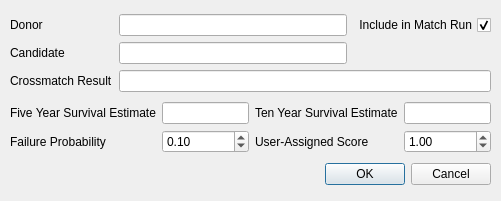
The window that KPD GUI/DialogMatch.ui (mathieubray/KPDGUI) describes before a commit, drawn with Qt 5.
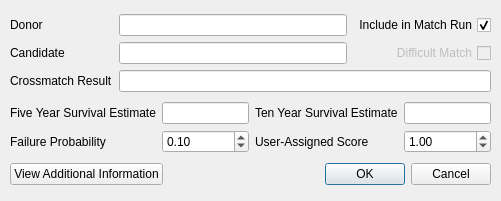
The same window after the commit.

Patch:
```diff
--- a/KPD GUI/DialogMatch.ui
+++ b/KPD GUI/DialogMatch.ui
@@ -25,7 +25,7 @@
   <property name="windowTitle">
    <string>Match Information</string>
   </property>
-  <widget class="QWidget" name="">
+  <widget class="QWidget" name="layoutWidget">
    <property name="geometry">
     <rect>
      <x>10</x>
@@ -92,6 +92,22 @@
         </property>
        </widget>
       </item>
+      <item row="2" column="3">
+       <widget class="QCheckBox" name="difficultToMatchBox">
+        <property name="enabled">
+         <bool>false</bool>
+        </property>
+        <property name="layoutDirection">
+         <enum>Qt::RightToLeft</enum>
+        </property>
+        <property name="text">
+         <string>Difficult Match</string>
+        </property>
+        <property name="checkable">
+         <bool>true</bool>
+        </property>
+       </widget>
+      </item>
      </layout>
     </item>
     <item>
@@ -165,6 +181,13 @@
     </item>
     <item>
      <layout class="QHBoxLayout" name="buttonBoxLayout">
+      <item>
+       <widget class="QPushButton" name="additionalInformationButton">
+        <property name="text">
+         <string>View Additional Information</string>
+        </property>
+       </widget>
+      </item>
       <item>
        <spacer name="buttonBoxSpacer">
         <property name="orientation">
```
Left out of the diff: 43 changed lines with no effect on the pictures.
